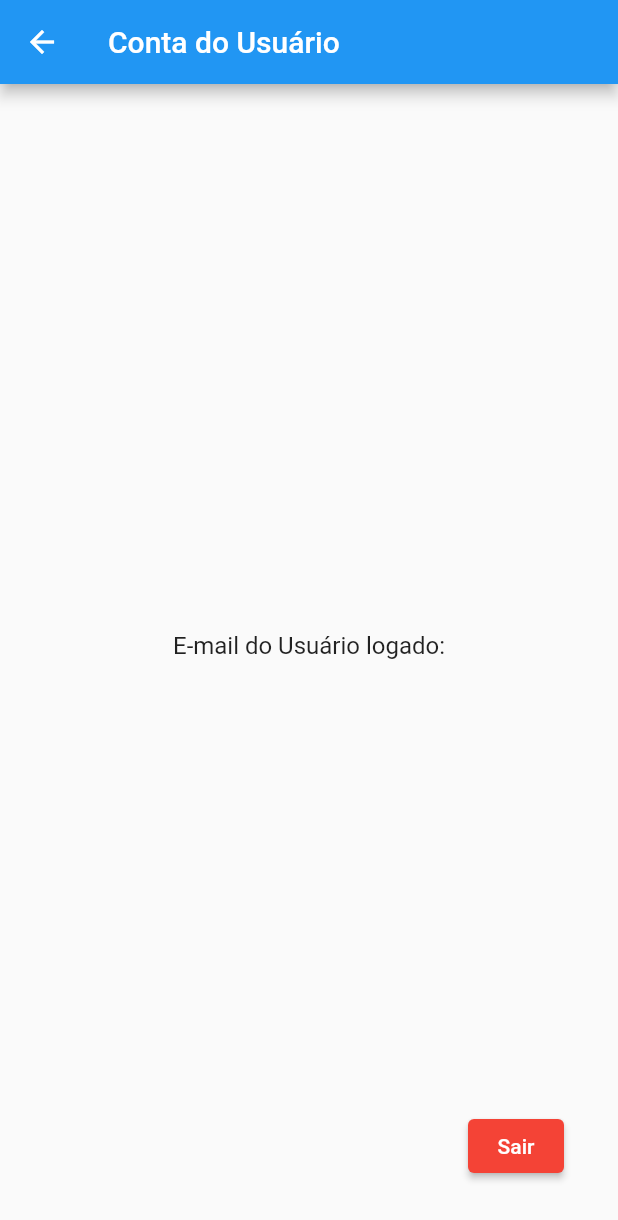
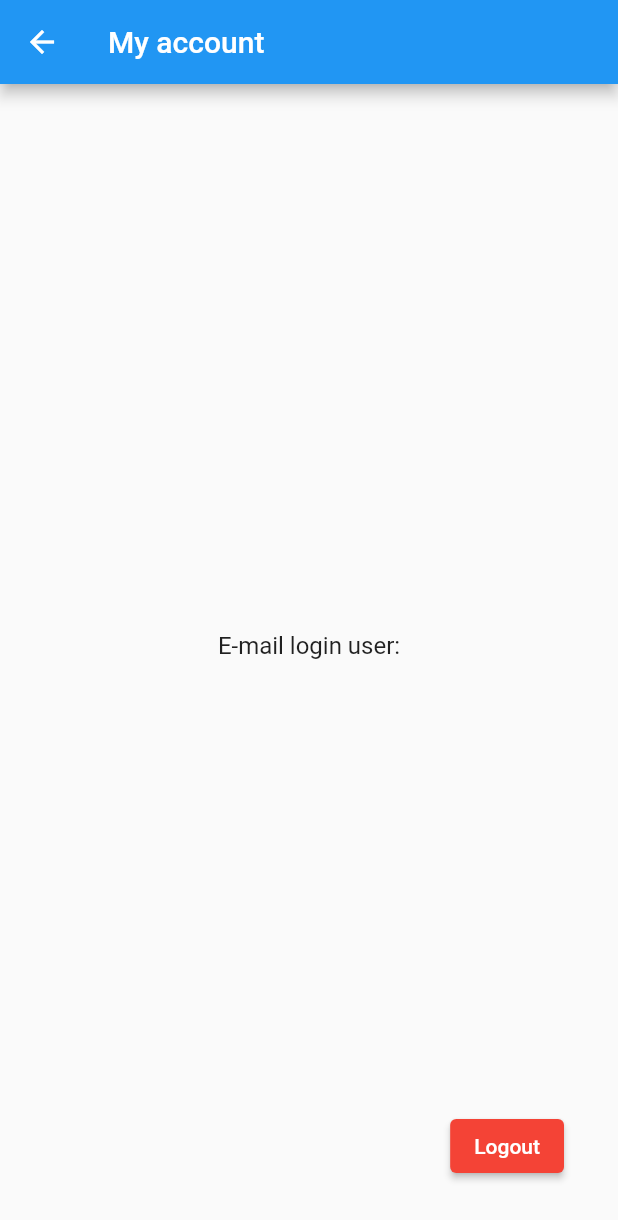
Before and after one commit to Falleiro/Stock-Control, a Flutter app: the UserAccount screen opened directly, on a phone screen of 412 x 824 dp. Shown: the top 1220 px of the screen. Run offline on Flutter 3.47's test engine with Material 2 defaults, Android fonts, the phone set to English and light mode, and no system bars; our stand-ins replace firebase_auth, firebase_core, flutter_modular, flutter_triple, localization, sqflite; missing offline and left inert: mailer; accounts and stored records are empty.

Commit message:
subindo atualizações dos arquivos

```diff
--- a/stockcontrol/lib/assets/i18n/en_US.json
+++ b/stockcontrol/lib/assets/i18n/en_US.json
@@ -76,5 +76,7 @@
     "email_senha_origatorio": "Email and password are required",
     "email_invalido_ou_senha": "Invalid email or password.",
     "email_invalido": "Invalid email.",
-    "rec_senha": "Password must be at least 6 characters long."
+    "rec_senha": "Password must be at least 6 characters long.",
+    "email_logado": "E-mail login user:",
+    "sair": "Logout"
 }
--- a/stockcontrol/lib/assets/i18n/pt_BR.json
+++ b/stockcontrol/lib/assets/i18n/pt_BR.json
@@ -79,5 +79,7 @@
     "email_senha_origatorio": "Email e senha são obrigatórios",
     "email_invalido_ou_senha": "Email ou senha inválidos.",
     "email_invalido": "Email inválido.",
-    "rec_senha": "A senha deve ter pelo menos 6 caracteres."
+    "rec_senha": "A senha deve ter pelo menos 6 caracteres.",
+    "email_logado": "E-mail do Usuário logado:",
+    "sair": "Sair"
 }
--- a/stockcontrol/lib/src/feature/home/view/page/account.dart
+++ b/stockcontrol/lib/src/feature/home/view/page/account.dart
@@ -1,5 +1,6 @@
 import 'package:flutter/material.dart';
 import 'package:firebase_auth/firebase_auth.dart';
+import 'package:localization/localization.dart';
 import 'package:stock_control/src/feature/home/view/page/login/loginpage.dart';
 
 class UserAccount extends StatefulWidget {
@@ -20,7 +21,7 @@ class _UserAccountState extends State<UserAccount> {
   Widget build(BuildContext context) {
     return Scaffold(
       appBar: AppBar(
-        title: Text('Conta do Usuário'),
+        title: Text("appbar-account".i18n()),
       ),
       body: Center(
         child: Column(
@@ -29,7 +30,7 @@ class _UserAccountState extends State<UserAccount> {
             //Text('Nome do Usuário: ${_user?.displayName ?? ""}'),
             ListTile(
               title: Text(
-                'E-mail do Usuário logado: ',
+                "email_logado".i18n(),
                 textAlign: TextAlign.center,
               ),
               subtitle: Text(
@@ -47,7 +48,7 @@ class _UserAccountState extends State<UserAccount> {
             right: 20.0,
             child: ElevatedButton(
               onPressed: _logout,
-              child: Text('Sair'),
+              child: Text("sair".i18n()),
               style: ElevatedButton.styleFrom(
                 backgroundColor: Colors.red,
               ),
```
Also changed, not shown: stockcontrol/pubspec.yaml (+4 -7 lines), stockcontrol/pubspec.lock.
